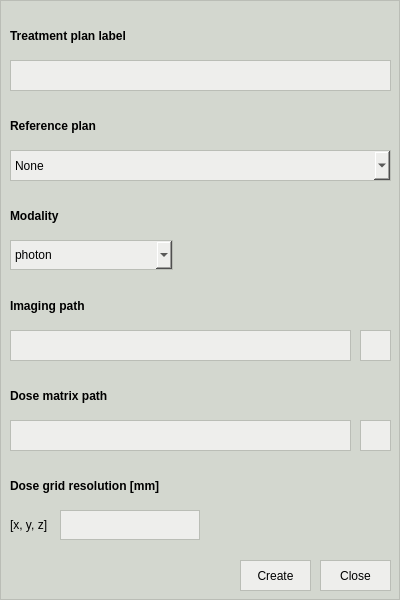
Old version of the form pyanno4rt/gui/designs/plan_creation_window.ui in the repository pyanno4rt/pyanno4rt.
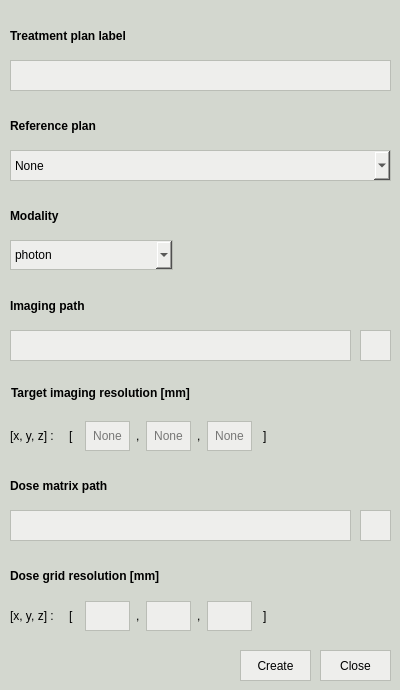
New version of the form. Icons and pictures are not drawn.

Patch:
```diff
--- a/pyanno4rt/gui/designs/plan_creation_window.ui
+++ b/pyanno4rt/gui/designs/plan_creation_window.ui
@@ -10,19 +10,19 @@
     <x>0</x>
     <y>0</y>
     <width>400</width>
-    <height>600</height>
+    <height>690</height>
    </rect>
   </property>
   <property name="minimumSize">
    <size>
     <width>400</width>
-    <height>600</height>
+    <height>690</height>
    </size>
   </property>
   <property name="maximumSize">
    <size>
     <width>400</width>
-    <height>600</height>
+    <height>690</height>
    </size>
   </property>
   <property name="windowTitle">
@@ -36,14 +36,13 @@
    <property name="styleSheet">
     <string notr="true">color: rgb(0, 0, 0);
 background-color: rgb(211, 215, 207);
-border: 1px solid;
-border-color: rgb(186, 189, 182);</string>
+border: 0px solid;</string>
    </property>
    <widget class="QPushButton" name="close_plan_pbutton">
     <property name="geometry">
      <rect>
       <x>320</x>
-      <y>560</y>
+      <y>650</y>
       <width>71</width>
       <height>31</height>
      </rect>
@@ -65,7 +64,7 @@
     <property name="geometry">
      <rect>
       <x>240</x>
-      <y>560</y>
+      <y>650</y>
       <width>71</width>
       <height>31</height>
      </rect>
@@ -279,7 +278,7 @@
     <property name="geometry">
      <rect>
       <x>360</x>
-      <y>420</y>
+      <y>510</y>
       <width>31</width>
       <height>31</height>
      </rect>
@@ -322,7 +321,7 @@
     <property name="geometry">
      <rect>
       <x>10</x>
-      <y>420</y>
+      <y>510</y>
       <width>341</width>
       <height>31</height>
      </rect>
@@ -350,7 +349,7 @@
     <property name="geometry">
      <rect>
       <x>10</x>
-      <y>380</y>
+      <y>470</y>
       <width>381</width>
       <height>31</height>
      </rect>
@@ -467,42 +466,11 @@
      </property>
     </item>
    </widget>
-   <widget class="QLineEdit" name="new_dose_res_ledit">
-    <property name="geometry">
-     <rect>
-      <x>60</x>
-      <y>510</y>
-      <width>140</width>
-      <height>30</height>
-     </rect>
-    </property>
-    <property name="minimumSize">
-     <size>
-      <width>140</width>
-      <height>30</height>
-     </size>
-    </property>
-    <property name="maximumSize">
-     <size>
-      <width>140</width>
-      <height>30</height>
-     </size>
-    </property>
-    <property name="styleSheet">
-     <string notr="true">color: rgb(0, 0, 0);
-background-color: rgb(238, 238, 236);
-border: 1px solid;
-border-color: rgb(186, 189, 182);</string>
-    </property>
-    <property name="alignment">
-     <set>Qt::AlignCenter</set>
-    </property>
-   </widget>
    <widget class="QLabel" name="new_dose_res_label">
     <property name="geometry">
      <rect>
       <x>10</x>
-      <y>470</y>
+      <y>560</y>
       <width>381</width>
       <height>31</height>
      </rect>
@@ -535,34 +503,583 @@
      <string>Dose grid resolution [mm]</string>
     </property>
    </widget>
-   <widget class="QLabel" name="new_dose_res_sublabel">
+   <widget class="QWidget" name="layoutWidget">
     <property name="geometry">
      <rect>
       <x>10</x>
-      <y>510</y>
-      <width>46</width>
-      <height>30</height>
+      <y>420</y>
+      <width>333</width>
+      <height>32</height>
+     </rect>
+    </property>
+    <layout class="QHBoxLayout" name="new_img_res_layout">
+     <item>
+      <widget class="QLabel" name="new_img_res_sublabel_xyz">
+       <property name="minimumSize">
+        <size>
+         <width>0</width>
+         <height>30</height>
+        </size>
+       </property>
+       <property name="maximumSize">
+        <size>
+         <width>16777215</width>
+         <height>30</height>
+        </size>
+       </property>
+       <property name="styleSheet">
+        <string notr="true">border: 0px solid;</string>
+       </property>
+       <property name="text">
+        <string>[x, y, z] : </string>
+       </property>
+      </widget>
+     </item>
+     <item>
+      <spacer name="new_img_res_hspacer_left">
+       <property name="orientation">
+        <enum>Qt::Horizontal</enum>
+       </property>
+       <property name="sizeType">
+        <enum>QSizePolicy::Fixed</enum>
+       </property>
+       <property name="sizeHint" stdset="0">
+        <size>
+         <width>5</width>
+         <height>20</height>
+        </size>
+       </property>
+      </spacer>
+     </item>
+     <item>
+      <widget class="QLabel" name="new_img_res_bracket_left">
+       <property name="minimumSize">
+        <size>
+         <width>0</width>
+         <height>30</height>
+        </size>
+       </property>
+       <property name="maximumSize">
+        <size>
+         <width>16777215</width>
+         <height>30</height>
+        </size>
+       </property>
+       <property name="styleSheet">
+        <string notr="true">border: 0px solid;</string>
+       </property>
+       <property name="text">
+        <string>[</string>
+       </property>
+      </widget>
+     </item>
+     <item>
+      <spacer name="new_img_res_hspacer_between_left">
+       <property name="orientation">
+        <enum>Qt::Horizontal</enum>
+       </property>
+       <property name="sizeType">
+        <enum>QSizePolicy::Fixed</enum>
+       </property>
+       <property name="sizeHint" stdset="0">
+        <size>
+         <width>5</width>
+         <height>20</height>
+        </size>
+       </property>
+      </spacer>
+     </item>
+     <item>
+      <widget class="QLineEdit" name="new_img_res_ledit_x">
+       <property name="minimumSize">
+        <size>
+         <width>45</width>
+         <height>30</height>
+        </size>
+       </property>
+       <property name="maximumSize">
+        <size>
+         <width>45</width>
+         <height>30</height>
+        </size>
+       </property>
+       <property name="styleSheet">
+        <string notr="true">color: rgb(0, 0, 0);
+background-color: rgb(238, 238, 236);
+border: 1px solid;
+border-color: rgb(186, 189, 182);</string>
+       </property>
+       <property name="text">
+        <string/>
+       </property>
+       <property name="alignment">
+        <set>Qt::AlignCenter</set>
+       </property>
+       <property name="placeholderText">
+        <string>None</string>
+       </property>
+      </widget>
+     </item>
+     <item>
+      <widget class="QLabel" name="new_img_res_comma_left">
+       <property name="minimumSize">
+        <size>
+         <width>0</width>
+         <height>30</height>
+        </size>
+       </property>
+       <property name="maximumSize">
+        <size>
+         <width>16777215</width>
+         <height>30</height>
+        </size>
+       </property>
+       <property name="styleSheet">
+        <string notr="true">border: 0px solid;</string>
+       </property>
+       <property name="text">
+        <string>,</string>
+       </property>
+      </widget>
+     </item>
+     <item>
+      <widget class="QLineEdit" name="new_img_res_ledit_y">
+       <property name="minimumSize">
+        <size>
+         <width>45</width>
+         <height>30</height>
+        </size>
+       </property>
+       <property name="maximumSize">
+        <size>
+         <width>45</width>
+         <height>30</height>
+        </size>
+       </property>
+       <property name="styleSheet">
+        <string notr="true">color: rgb(0, 0, 0);
+background-color: rgb(238, 238, 236);
+border: 1px solid;
+border-color: rgb(186, 189, 182);</string>
+       </property>
+       <property name="text">
+        <string/>
+       </property>
+       <property name="alignment">
+        <set>Qt::AlignCenter</set>
+       </property>
+       <property name="placeholderText">
+        <string>None</string>
+       </property>
+      </widget>
+     </item>
+     <item>
+      <widget class="QLabel" name="new_img_res_comma_right">
+       <property name="minimumSize">
+        <size>
+         <width>0</width>
+         <height>30</height>
+        </size>
+       </property>
+       <property name="maximumSize">
+        <size>
+         <width>16777215</width>
+         <height>30</height>
+        </size>
+       </property>
+       <property name="styleSheet">
+        <string notr="true">border: 0px solid;</string>
+       </property>
+       <property name="text">
+        <string>,</string>
+       </property>
+      </widget>
+     </item>
+     <item>
+      <widget class="QLineEdit" name="new_img_res_ledit_z">
+       <property name="minimumSize">
+        <size>
+         <width>45</width>
+         <height>30</height>
+        </size>
+       </property>
+       <property name="maximumSize">
+        <size>
+         <width>45</width>
+         <height>30</height>
+        </size>
+       </property>
+       <property name="styleSheet">
+        <string notr="true">color: rgb(0, 0, 0);
+background-color: rgb(238, 238, 236);
+border: 1px solid;
+border-color: rgb(186, 189, 182);</string>
+       </property>
+       <property name="text">
+        <string/>
+       </property>
+       <property name="alignment">
+        <set>Qt::AlignCenter</set>
+       </property>
+       <property name="placeholderText">
+        <string>None</string>
+       </property>
+      </widget>
+     </item>
+     <item>
+      <spacer name="new_img_res_hspacer_between_right">
+       <property name="orientation">
+        <enum>Qt::Horizontal</enum>
+       </property>
+       <property name="sizeType">
+        <enum>QSizePolicy::Fixed</enum>
+       </property>
+       <property name="sizeHint" stdset="0">
+        <size>
+         <width>5</width>
+         <height>20</height>
+        </size>
+       </property>
+      </spacer>
+     </item>
+     <item>
+      <widget class="QLabel" name="new_img_res_bracket_right">
+       <property name="minimumSize">
+        <size>
+         <width>0</width>
+         <height>30</height>
+        </size>
+       </property>
+       <property name="maximumSize">
+        <size>
+         <width>16777215</width>
+         <height>30</height>
+        </size>
+       </property>
+       <property name="styleSheet">
+        <string notr="true">border: 0px solid;</string>
+       </property>
+       <property name="text">
+        <string>]</string>
+       </property>
+      </widget>
+     </item>
+     <item>
+      <spacer name="new_img_res_hspacer_right">
+       <property name="orientation">
+        <enum>Qt::Horizontal</enum>
+       </property>
+       <property name="sizeHint" stdset="0">
+        <size>
+         <width>40</width>
+         <height>30</height>
+        </size>
+       </property>
+      </spacer>
+     </item>
+    </layout>
+   </widget>
+   <widget class="QLabel" name="new_img_res_label">
+    <property name="geometry">
+     <rect>
+      <x>11</x>
+      <y>380</y>
+      <width>347</width>
+      <height>25</height>
      </rect>
     </property>
     <property name="minimumSize">
      <size>
       <width>0</width>
-      <height>30</height>
+      <height>25</height>
      </size>
     </property>
     <property name="maximumSize">
      <size>
       <width>16777215</width>
-      <height>30</height>
+      <height>25</height>
      </size>
     </property>
+    <property name="font">
+     <font>
+      <weight>75</weight>
+      <bold>true</bold>
+     </font>
+    </property>
     <property name="styleSheet">
      <string notr="true">border: 0px solid;</string>
     </property>
     <property name="text">
-     <string>[x, y, z]</string>
+     <string>Target imaging resolution [mm]</string>
     </property>
    </widget>
+   <widget class="QWidget" name="layoutWidget_2">
+    <property name="geometry">
+     <rect>
+      <x>10</x>
+      <y>600</y>
+      <width>333</width>
+      <height>32</height>
+     </rect>
+    </property>
+    <layout class="QHBoxLayout" name="new_dose_res_layout">
+     <item>
+      <widget class="QLabel" name="new_dose_res_sublabel_xyz">
+       <property name="minimumSize">
+        <size>
+         <width>0</width>
+         <height>30</height>
+        </size>
+       </property>
+       <property name="maximumSize">
+        <size>
+         <width>16777215</width>
+         <height>30</height>
+        </size>
+       </property>
+       <property name="styleSheet">
+        <string notr="true">border: 0px solid;</string>
+       </property>
+       <property name="text">
+        <string>[x, y, z] : </string>
+       </property>
+      </widget>
+     </item>
+     <item>
+      <spacer name="new_dose_res_hspacer_left">
+       <property name="orientation">
+        <enum>Qt::Horizontal</enum>
+       </property>
+       <property name="sizeType">
+        <enum>QSizePolicy::Fixed</enum>
+       </property>
+       <property name="sizeHint" stdset="0">
+        <size>
+         <width>5</width>
+         <height>20</height>
+        </size>
+       </property>
+      </spacer>
+     </item>
+     <item>
+      <widget class="QLabel" name="new_dose_res_bracket_left">
+       <property name="minimumSize">
+        <size>
+         <width>0</width>
+         <height>30</height>
+        </size>
+       </property>
+       <property name="maximumSize">
+        <size>
+         <width>16777215</width>
+         <height>30</height>
+        </size>
+       </property>
+       <property name="styleSheet">
+        <string notr="true">border: 0px solid;</string>
+       </property>
+       <property name="text">
+        <string>[</string>
+       </property>
+      </widget>
+     </item>
+     <item>
+      <spacer name="new_dose_res_hspacer_between_left">
+       <property name="orientation">
+        <enum>Qt::Horizontal</enum>
+       </property>
+       <property name="sizeType">
+        <enum>QSizePolicy::Fixed</enum>
+       </property>
+       <property name="sizeHint" stdset="0">
+        <size>
+         <width>5</width>
+         <height>20</height>
+        </size>
+       </property>
+      </spacer>
+     </item>
+     <item>
+      <widget class="QLineEdit" name="new_dose_res_ledit_x">
+       <property name="minimumSize">
+        <size>
+         <width>45</width>
+         <height>30</height>
+        </size>
+       </property>
+       <property name="maximumSize">
+        <size>
+         <width>45</width>
+         <height>30</height>
+        </size>
+       </property>
+       <property name="styleSheet">
+        <string notr="true">color: rgb(0, 0, 0);
+background-color: rgb(238, 238, 236);
+border: 1px solid;
+border-color: rgb(186, 189, 182);</string>
+       </property>
+       <property name="text">
+        <string/>
+       </property>
+       <property name="alignment">
+        <set>Qt::AlignCenter</set>
+       </property>
+      </widget>
+     </item>
+     <item>
+      <widget class="QLabel" name="new_dose_res_comma_left">
+       <property name="minimumSize">
+        <size>
+         <width>0</width>
+         <height>30</height>
+        </size>
+       </property>
+       <property name="maximumSize">
+        <size>
+         <width>16777215</width>
+         <height>30</height>
+        </size>
+       </property>
+       <property name="styleSheet">
+        <string notr="true">border: 0px solid;</string>
+       </property>
+       <property name="text">
+        <string>,</string>
+       </property>
+      </widget>
+     </item>
+     <item>
+      <widget class="QLineEdit" name="new_dose_res_ledit_y">
+       <property name="minimumSize">
+        <size>
+         <width>45</width>
+         <height>30</height>
+        </size>
+       </property>
+       <property name="maximumSize">
+        <size>
+         <width>45</width>
+         <height>30</height>
+        </size>
+       </property>
+       <property name="styleSheet">
+        <string notr="true">color: rgb(0, 0, 0);
+background-color: rgb(238, 238, 236);
+border: 1px solid;
+border-color: rgb(186, 189, 182);</string>
+       </property>
+       <property name="text">
+        <string/>
+       </property>
+       <property name="alignment">
+        <set>Qt::AlignCenter</set>
+       </property>
+      </widget>
+     </item>
+     <item>
+      <widget class="QLabel" name="new_dose_res_comma_right">
+       <property name="minimumSize">
+        <size>
+         <width>0</width>
+         <height>30</height>
+        </size>
+       </property>
+       <property name="maximumSize">
+        <size>
+         <width>16777215</width>
+         <height>30</height>
+        </size>
+       </property>
+       <property name="styleSheet">
+        <string notr="true">border: 0px solid;</string>
+       </property>
+       <property name="text">
+        <string>,</string>
+       </property>
+      </widget>
+     </item>
+     <item>
+      <widget class="QLineEdit" name="new_dose_res_ledit_z">
+       <property name="minimumSize">
+        <size>
+         <width>45</width>
+         <height>30</height>
+        </size>
+       </property>
+       <property name="maximumSize">
+        <size>
+         <width>45</width>
+         <height>30</height>
+        </size>
+       </property>
+       <property name="styleSheet">
+        <string notr="true">color: rgb(0, 0, 0);
+background-color: rgb(238, 238, 236);
+border: 1px solid;
+border-color: rgb(186, 189, 182);</string>
+       </property>
+       <property name="text">
+        <string/>
+       </property>
+       <property name="alignment">
+        <set>Qt::AlignCenter</set>
+       </property>
+      </widget>
+     </item>
+     <item>
+      <spacer name="new_dose_res_hspacer_between_right">
+       <property name="orientation">
+        <enum>Qt::Horizontal</enum>
+       </property>
+       <property name="sizeType">
+        <enum>QSizePolicy::Fixed</enum>
+       </property>
+       <property name="sizeHint" stdset="0">
+        <size>
+         <width>5</width>
+         <height>20</height>
+        </size>
+       </property>
+      </spacer>
+     </item>
+     <item>
+      <widget class="QLabel" name="new_dose_res_bracket_right">
+       <property name="minimumSize">
+        <size>
+         <width>0</width>
+         <height>30</height>
+        </size>
+       </property>
+       <property name="maximumSize">
+        <size>
+         <width>16777215</width>
+         <height>30</height>
+        </size>
+       </property>
+       <property name="styleSheet">
+        <string notr="true">border: 0px solid;</string>
+       </property>
+       <property name="text">
+        <string>]</string>
+       </property>
+      </widget>
+     </item>
+     <item>
+      <spacer name="new_dose_res_hspacer_right">
+       <property name="orientation">
+        <enum>Qt::Horizontal</enum>
+       </property>
+       <property name="sizeHint" stdset="0">
+        <size>
+         <width>40</width>
+         <height>30</height>
+        </size>
+       </property>
+      </spacer>
+     </item>
+    </layout>
+   </widget>
   </widget>
  </widget>
  <resources>
```
